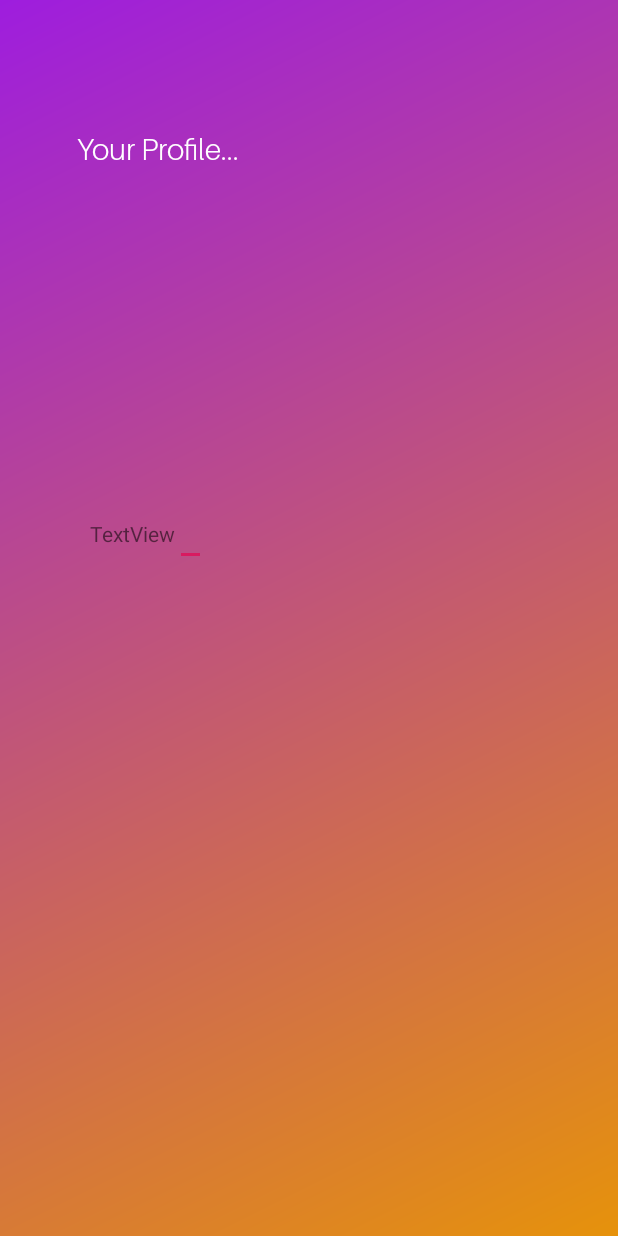
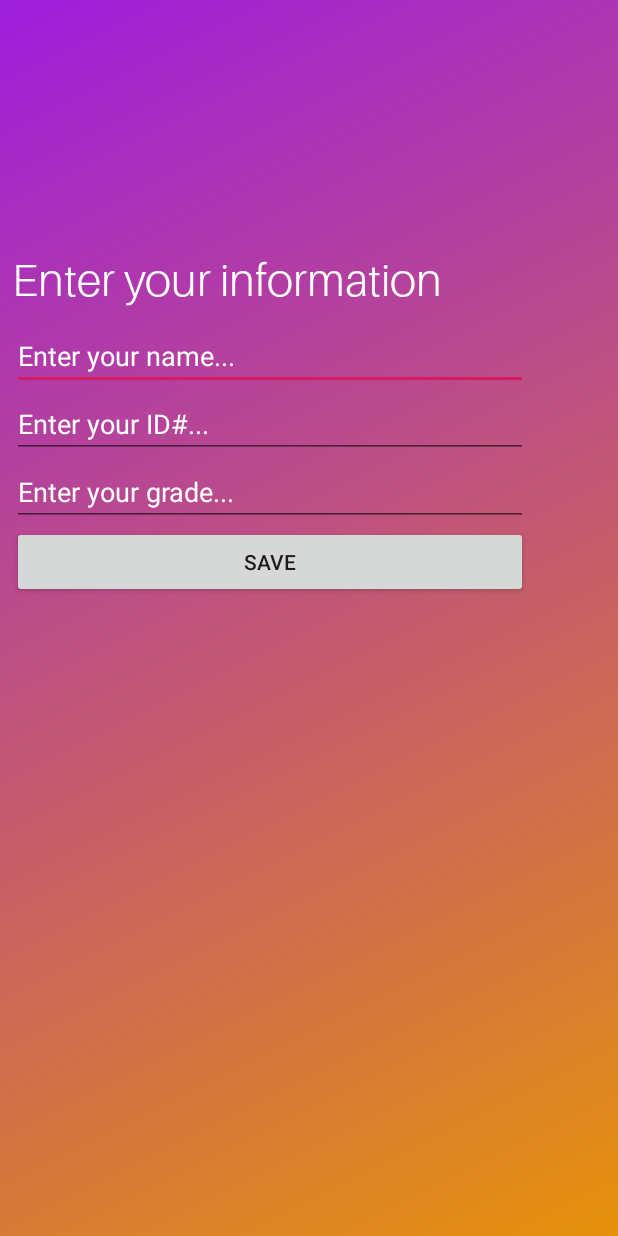
Before and after one commit to n-ivan/InstrumentChecker-Android, an Android app: the screen it shows after launch (Profile before the commit, SetupProfile after it), after a tap on "View Profile", on a phone screen of 412 x 824 dp. Run offline under Robolectric (Android 15) with nearby library versions, the phone set to English and light mode, and no system bars; network calls fail.

Commit message:
Added setup functionality, fixed issues

```diff
--- /dev/null
+++ b/app/src/main/assets/all_students.txt
@@ -0,0 +1,6 @@
+John Cena,133799,10
+Ricky Bobby,133800,11
+Jane Doe,133705,12
+Pauline Sanchez,134506,9
+Geneva Gilbert,134209,12
+Thomas Anderson,134876,11
--- a/app/src/main/java/com/example/nivan/instrument_checker__android/Main_Activity.kt
+++ b/app/src/main/java/com/example/nivan/instrument_checker__android/Main_Activity.kt
@@ -3,25 +3,23 @@ package com.example.nivan.instrument_checker__android
 import android.content.Intent
 import android.support.v7.app.AppCompatActivity
 import android.os.Bundle
-import android.os.Environment
 import android.view.View
 import android.view.animation.Animation
 import android.view.animation.AnimationUtils
+import android.widget.Toast
 import com.google.gson.Gson
-import com.google.gson.GsonBuilder
 import dataclasses.*
 import kotlinx.android.synthetic.main.activity_main.*
-import java.io.BufferedWriter
 import java.io.File
-import java.io.FileWriter
-import java.io.Writer
-import java.lang.Error
+import java.io.FileNotFoundException
 
 
 class Main_Activity : AppCompatActivity() {
 
     // Click animation setup
     lateinit var clickAnim: Animation
+    lateinit var invAnim: Animation
+    // Empty student (problems with null student so this works instead)
     private var user: Student = Student("no_name","no_id","no_grade")
     lateinit var f: File
 
@@ -29,8 +27,17 @@ class Main_Activity : AppCompatActivity() {
         super.onCreate(savedInstanceState)
         setContentView(R.layout.activity_main)
         clickAnim = AnimationUtils.loadAnimation(this, R.anim.click)
-        //user = Student("John Cena", "1337420", "11")
+        invAnim = AnimationUtils.loadAnimation(this,R.anim.invalid)
         f = applicationContext.filesDir
+        try {
+            user = loadUser(f)
+        } catch (e: FileNotFoundException) {
+            println("No user")
+        }
+        if (user.name!="no_name") {
+            val nm = user.name.split(" ")[0]
+            textView_welcome.text = "Welcome, $nm"
+        }
     }
 
     fun signInClick(v:View) {
@@ -40,13 +47,25 @@ class Main_Activity : AppCompatActivity() {
         textView_sign_out.startAnimation(clickAnim)
     }
     fun statusClick(v:View) {
-        textView_status.startAnimation(clickAnim)
+        if (user.instrument == null) {
+            textView_status.startAnimation(invAnim)
+            Toast.
+                makeText(applicationContext, "You don't have an instrument!",Toast.LENGTH_SHORT)
+                .show()
+        } else {
+            textView_status.startAnimation(clickAnim)
+        }
+
     }
     fun profileClick(v:View) {
         var intent = Intent(applicationContext, SetupProfile::class.java)
         textView_profile.startAnimation(clickAnim)
-        if (user!=null) {
+        if (user.name!="no_name") {
+            val gson = Gson()
             intent = Intent(applicationContext, Profile::class.java)
+            intent.putExtra("User",gson.toJson(user))
+        } else {
+            intent = Intent(applicationContext, SetupProfile::class.java)
         }
         startActivity(intent)
     }
--- /dev/null
+++ b/app/src/main/res/anim/invalid.xml
@@ -0,0 +1,11 @@
+<?xml version="1.0" encoding="utf-8"?>
+<set xmlns:android="http://schemas.android.com/apk/res/android">
+    <translate
+    android:fromXDelta="0"
+    android:toXDelta="-10"
+    />
+    <translate
+    android:fromXDelta="-10"
+    android:toXDelta="10"
+    />
+</set>
--- a/app/src/main/res/layout/activity_profile.xml
+++ b/app/src/main/res/layout/activity_profile.xml
@@ -8,45 +8,57 @@
         tools:context=".Profile"
         android:background="@drawable/gradient">
 
-    <TextView
-            android:text="@string/profile2"
-            android:fontFamily="@font/aileronlight"
-            android:textColor="@color/white"
-            android:textSize="20sp"
-            android:layout_width="wrap_content"
-            android:layout_height="wrap_content"
-            android:id="@+id/textView_yourProfile" android:layout_marginTop="8dp"
+    <LinearLayout
+            android:orientation="vertical"
+            android:layout_width="match_parent"
+            android:layout_height="match_parent"
+            android:gravity="center"
+            android:layout_marginTop="8dp"
             app:layout_constraintTop_toTopOf="parent" app:layout_constraintStart_toStartOf="parent"
             android:layout_marginStart="8dp" app:layout_constraintEnd_toEndOf="parent" android:layout_marginEnd="8dp"
-            android:layout_marginBottom="8dp" app:layout_constraintBottom_toBottomOf="parent"
-            app:layout_constraintHorizontal_bias="0.15" app:layout_constraintVertical_bias="0.1"/>
-    <TableLayout
-            android:layout_width="344dp"
-            android:layout_height="463dp"
-            app:layout_constraintStart_toStartOf="parent"
-            android:layout_marginStart="8dp" app:layout_constraintEnd_toEndOf="parent" android:layout_marginEnd="8dp"
-            android:layout_marginBottom="8dp" app:layout_constraintBottom_toBottomOf="parent"
-            android:layout_marginTop="8dp" app:layout_constraintTop_toTopOf="parent"
-            app:layout_constraintHorizontal_bias="1.0" app:layout_constraintVertical_bias="0.909">
+            android:layout_marginBottom="8dp" app:layout_constraintBottom_toBottomOf="parent">
 
-        <TableRow android:layout_width="match_parent" android:layout_height="match_parent">
-            <TextView
-                    android:text="TextView"
-                    android:layout_width="wrap_content"
-                    android:layout_height="wrap_content" tools:layout_editor_absoluteY="150dp"
-                    tools:layout_editor_absoluteX="32dp" android:id="@+id/textView6"/>
-            <android.support.design.widget.TextInputLayout
-                    android:layout_width="match_parent"
-                    android:layout_height="wrap_content">
-
-                <android.support.design.widget.TextInputEditText
-                        android:layout_width="match_parent"
-                        android:layout_height="wrap_content"
-                        android:hint="hint"/>
-            </android.support.design.widget.TextInputLayout>
-        </TableRow>
-        <TableRow android:layout_width="match_parent" android:layout_height="match_parent"/>
-        <TableRow android:layout_width="match_parent" android:layout_height="match_parent"/>
-        <TableRow android:layout_width="match_parent" android:layout_height="match_parent"/>
-    </TableLayout>
+        <TextView
+                android:text="@string/profile2"
+                android:layout_width="match_parent"
+                android:layout_height="wrap_content" android:id="@+id/textView_profile2"
+                android:paddingBottom="10sp"
+                android:fontFamily="@font/aileronlight"
+                android:textColor="@color/white"
+                android:textSize="30sp"
+                android:gravity="center"/>
+        <TextView
+                android:layout_width="match_parent"
+                android:layout_height="wrap_content" android:id="@+id/textView_nameBox"
+                android:paddingBottom="6sp"
+                android:fontFamily="@font/aileronlight"
+                android:textColor="@color/white"
+                android:textSize="25sp"
+                android:gravity="center"/>
+        <TextView
+                android:layout_width="match_parent"
+                android:layout_height="wrap_content" android:id="@+id/textView_idBox"
+                android:paddingBottom="6sp"
+                android:fontFamily="@font/aileronlight"
+                android:textColor="@color/white"
+                android:textSize="25sp"
+                android:gravity="center"/>
+        <TextView
+                android:layout_width="match_parent"
+                android:layout_height="wrap_content" android:id="@+id/textView_insBox"
+                android:paddingBottom="6sp"
+                android:fontFamily="@font/aileronlight"
+                android:textColor="@color/white"
+                android:textSize="25sp"
+                android:gravity="center"/>
+        <TextView
+                android:layout_width="match_parent" android:layout_height="wrap_content"
+                android:fontFamily="@font/aileronlight"
+                android:textColor="@color/white"
+                android:textSize="25sp"
+                android:gravity="center"
+                android:text="@string/reset"
+                android:clickable="true"
+                android:onClick="resetClick"/>
+    </LinearLayout>
 </android.support.constraint.ConstraintLayout>
--- a/app/src/main/res/layout/activity_setup_profile.xml
+++ b/app/src/main/res/layout/activity_setup_profile.xml
@@ -5,6 +5,54 @@
         xmlns:app="http://schemas.android.com/apk/res-auto"
         android:layout_width="match_parent"
         android:layout_height="match_parent"
-        tools:context=".SetupProfile">
+        tools:context=".Profile"
+        android:background="@drawable/gradient">
 
+    <LinearLayout
+            android:orientation="vertical"
+            android:gravity="center"
+            android:layout_width="344dp"
+            android:layout_height="551dp" android:layout_marginTop="8dp"
+            app:layout_constraintTop_toTopOf="parent" app:layout_constraintStart_toStartOf="parent"
+            android:layout_marginStart="8dp" app:layout_constraintEnd_toEndOf="parent" android:layout_marginEnd="8dp"
+            android:layout_marginBottom="8dp" app:layout_constraintBottom_toBottomOf="parent"
+            app:layout_constraintHorizontal_bias="0.0" app:layout_constraintVertical_bias="0.0">
+        <TextView
+                android:text="@string/setup"
+                android:paddingBottom="10sp"
+                android:fontFamily="@font/aileronlight"
+                android:textColor="@color/white"
+                android:textSize="30sp"
+                android:layout_width="match_parent"
+                android:layout_height="wrap_content" android:id="@+id/textView_setup"/>
+        <EditText
+                android:layout_width="match_parent"
+                android:layout_height="wrap_content"
+                android:inputType="textPersonName"
+                android:text="@string/entername"
+                android:textColor="@color/white"
+                android:ems="10"
+                android:id="@+id/editText_name"/>
+        <EditText
+                android:layout_width="match_parent"
+                android:layout_height="wrap_content"
+                android:text="@string/enterid"
+                android:textColor="@color/white"
+                android:inputType="textPersonName"
+                android:ems="10"
+                android:id="@+id/editText_id"/>
+        <EditText
+                android:layout_width="match_parent"
+                android:layout_height="wrap_content"
+                android:textColor="@color/white"
+                android:text="@string/entergrade"
+                android:inputType="textPersonName"
+                android:ems="10"
+                android:id="@+id/editText_grade"/>
+        <Button
+                android:text="@string/save"
+                android:layout_width="match_parent"
+                android:layout_height="wrap_content" android:id="@+id/button"
+                android:onClick="saveClick"/>
+    </LinearLayout>
 </android.support.constraint.ConstraintLayout>
--- a/app/src/main/res/values/strings.xml
+++ b/app/src/main/res/values/strings.xml
@@ -6,4 +6,10 @@
     <string name="status">View Instrument Status</string>
     <string name="profile">View Profile</string>
     <string name="profile2">Your Profile...</string>
+    <string name="setup">Enter your information</string>
+    <string name="entername">Enter your name...</string>
+    <string name="enterid">Enter your ID#...</string>
+    <string name="entergrade">Enter your grade...</string>
+    <string name="save">Save</string>
+    <string name="reset">Reset User Profile</string>
 </resources>
```
Also changed, not shown: app/src/main/java/com/example/nivan/instrument_checker__android/Profile.kt (+43 -0 lines), app/src/main/java/com/example/nivan/instrument_checker__android/SetupProfile.kt (+35 -0 lines).
